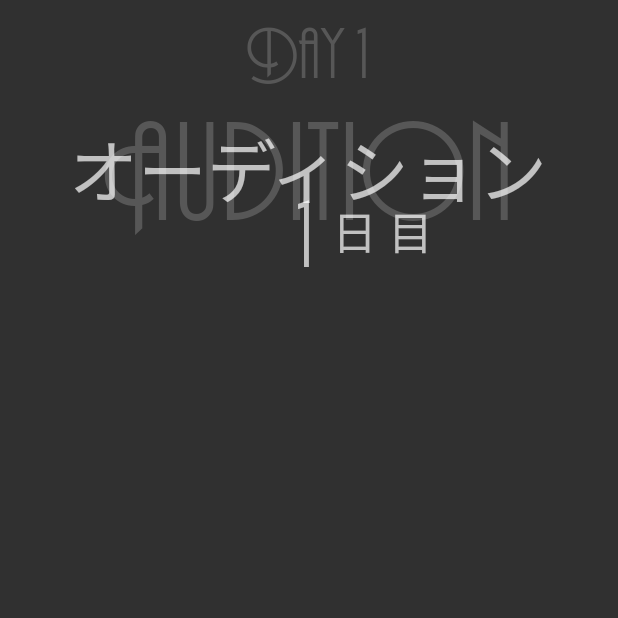
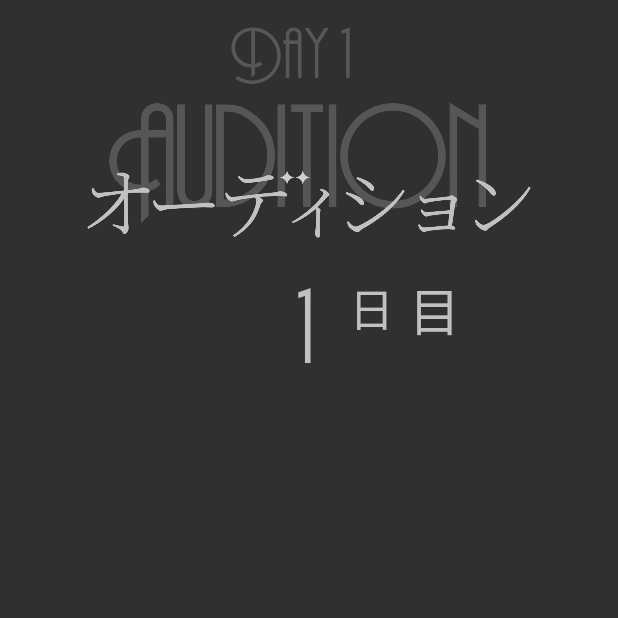
Before and after one commit to abigailduff98/audition-app, an Android app: the screen it shows after launch (MainActivity), on a phone screen of 412 x 824 dp, the top half of it. Run offline under Robolectric (Android 15) with nearby library versions, the phone set to English and light mode, and no system bars.

Commit message:
Changed LinearLayout to ConstraintLayout

```diff
--- a/app/src/main/res/layout/activity_main.xml
+++ b/app/src/main/res/layout/activity_main.xml
@@ -10,85 +10,82 @@
     <ScrollView
         android:layout_width="match_parent"
         android:layout_height="match_parent"
+        android:scrollbarThumbHorizontal="@null"
         android:scrollbarThumbVertical="@null"
-        android:scrollbarThumbHorizontal="@null">
+        tools:layout_editor_absoluteX="-35dp"
+        tools:layout_editor_absoluteY="172dp">
 
-        <LinearLayout
+        <androidx.constraintlayout.widget.ConstraintLayout
             android:layout_width="match_parent"
-            android:layout_height="wrap_content"
-            android:orientation="vertical"
-            android:gravity="center">
+            android:layout_height="match_parent">
 
             <TextView
+                android:id="@+id/dayTopTextView"
+                android:layout_width="wrap_content"
+
+                android:layout_height="wrap_content"
+                android:layout_marginTop="4dp"
+                android:fontFamily="@font/audition"
+                android:text="Day 1"
+
+                android:textColor="#575757"
+                android:textSize="50dp"
+                app:layout_constraintEnd_toEndOf="parent"
+                app:layout_constraintHorizontal_bias="0.467"
+                app:layout_constraintStart_toStartOf="parent"
+                app:layout_constraintTop_toTopOf="parent" />
+
+            <ImageView
+                android:id="@+id/auditionTextView"
+                android:layout_width="300dp"
+                android:layout_height="106dp"
+                app:layout_constraintEnd_toEndOf="parent"
+                app:layout_constraintStart_toStartOf="parent"
+                app:layout_constraintTop_toBottomOf="@+id/dayTopTextView"
+                app:srcCompat="@drawable/audition" />
+
+            <TextView
+                android:id="@+id/dayBotTextView"
                 android:layout_width="wrap_content"
                 android:layout_height="wrap_content"
+
+                android:layout_marginTop="4dp"
                 android:fontFamily="@font/audition"
+                android:text="1"
 
-                android:text="Day 1"
-                android:textSize="50dp"
-                android:textColor="#575757"
-                android:layout_marginTop="4dp" />
+                android:textSize="74dp"
+                app:layout_constraintEnd_toEndOf="parent"
+                app:layout_constraintHorizontal_bias="0.498"
+                app:layout_constraintStart_toStartOf="parent"
+                app:layout_constraintTop_toBottomOf="@+id/auditionTextView" />
 
             <TextView
+                android:id="@+id/nichiTextView"
                 android:layout_width="wrap_content"
                 android:layout_height="wrap_content"
-                android:fontFamily="@font/audition"
-
-                android:text="Audition"
-                android:textSize="98dp"
-                android:textColor="#575757"
-                android:layout_marginTop="-8dp"/>
+                android:layout_marginStart="20dp"
+                android:layout_marginTop="15dp"
+                android:fontFamily="@font/japanese_name"
+                android:text="日"
+                android:textSize="30dp"
+                app:layout_constraintStart_toEndOf="@+id/dayBotTextView"
+                app:layout_constraintTop_toBottomOf="@+id/auditionTextView" />
 
             <TextView
+                android:id="@+id/meTextView"
                 android:layout_width="wrap_content"
                 android:layout_height="wrap_content"
-                android:fontFamily="@font/notoserifjp"
+                android:layout_marginStart="10dp"
+                android:layout_marginTop="13dp"
+                android:fontFamily="@font/japanese_name"
+                android:text="目"
+                android:textSize="34dp"
+                app:layout_constraintStart_toEndOf="@+id/nichiTextView"
+                app:layout_constraintTop_toBottomOf="@+id/auditionTextView" />
 
-                android:text="オーディション"
-                android:textSize="46dp"
-
-                android:layout_marginTop="-86dp"/>
-
-            <LinearLayout
-                android:layout_width="match_parent"
-                android:layout_height="match_parent"
-                android:orientation="horizontal"
-                android:gravity="center"
-                android:layout_marginTop="-30dp">
-
-                <TextView
-                    android:layout_width="wrap_content"
-                    android:layout_height="wrap_content"
-                    android:fontFamily="@font/audition"
-
-                    android:text="1"
-                    android:textSize="66dp"
-
-                    android:layout_marginTop="-2dp"
-                    android:layout_marginLeft="74dp" />
-
-                <TextView
-                    android:layout_width="wrap_content"
-                    android:layout_height="wrap_content"
-                    android:fontFamily="@font/notoserifjp"
-
-                    android:text="日 目"
-                    android:textSize="30dp"
-
-                    android:layout_marginTop="0dp"
-                    android:layout_marginLeft="10dp" />
-            </LinearLayout>
+        </androidx.constraintlayout.widget.ConstraintLayout>
 
 
-            <TextView
-                android:layout_width="wrap_content"
-                android:layout_height="wrap_content"
-                android:fontFamily="@font/audition"
-
-                android:text="Audition"
-                android:textSize="54dp"
-                android:layout_marginTop="2000dp"/>
-        </LinearLayout>
     </ScrollView>
 
 </androidx.constraintlayout.widget.ConstraintLayout>
```
Also changed, not shown: app/src/main/res/drawable-v24/audition.png (added), app/src/main/res/drawable-v24/flower.png (added), app/src/main/res/drawable-v24/light.png (added).
